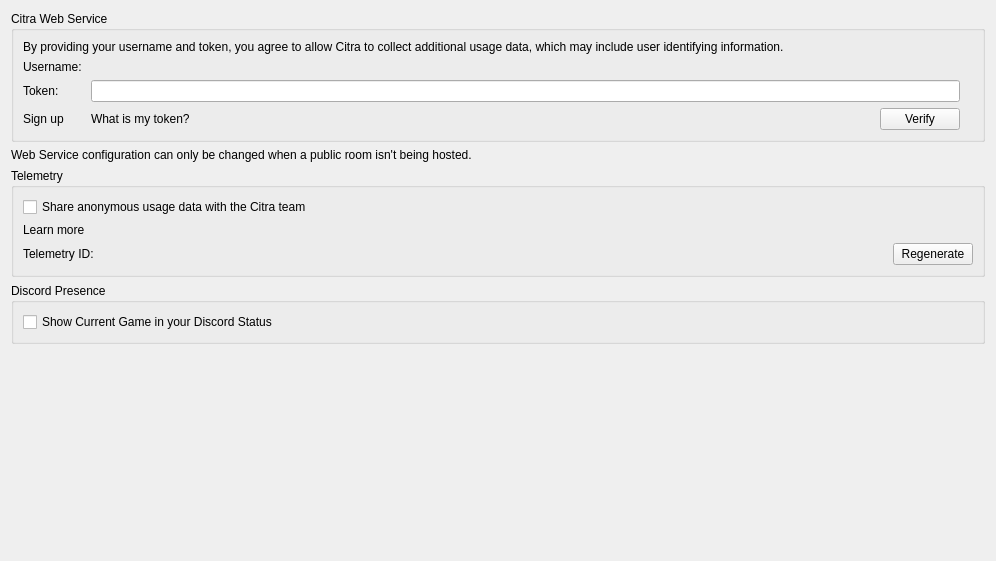
The window that src/citra_qt/configuration/configure_web.ui (PabloMK7/citra) describes before a commit, drawn with Qt 5.
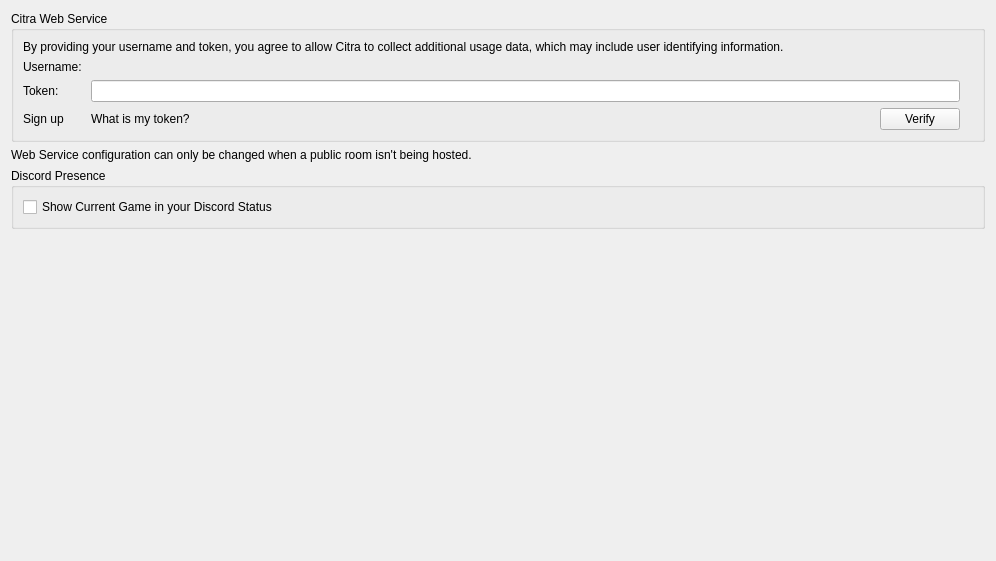
The same window after the commit.

Commit message: remove the telemetry except from the renderers as I'm not being capable to remove it from there

```diff
--- a/src/citra_qt/configuration/configure_web.ui
+++ b/src/citra_qt/configuration/configure_web.ui
@@ -119,56 +119,6 @@
        </property>
       </widget>
      </item>
-     <item>
-      <widget class="QGroupBox" name="groupBox">
-       <property name="title">
-        <string>Telemetry</string>
-       </property>
-       <layout class="QVBoxLayout" name="verticalLayout_2">
-        <item>
-         <widget class="QCheckBox" name="toggle_telemetry">
-          <property name="text">
-           <string>Share anonymous usage data with the Citra team</string>
-          </property>
-         </widget>
-        </item>
-        <item>
-         <widget class="QLabel" name="telemetry_learn_more">
-          <property name="text">
-           <string>Learn more</string>
-          </property>
-         </widget>
-        </item>
-        <item>
-         <layout class="QGridLayout" name="gridLayoutTelemetryId">
-          <item row="0" column="0">
-           <widget class="QLabel" name="label_telemetry_id">
-            <property name="text">
-             <string>Telemetry ID:</string>
-            </property>
-           </widget>
-          </item>
-          <item row="0" column="1">
-           <widget class="QPushButton" name="button_regenerate_telemetry_id">
-            <property name="sizePolicy">
-             <sizepolicy hsizetype="Fixed" vsizetype="Fixed">
-              <horstretch>0</horstretch>
-              <verstretch>0</verstretch>
-             </sizepolicy>
-            </property>
-            <property name="layoutDirection">
-             <enum>Qt::RightToLeft</enum>
-            </property>
-            <property name="text">
-             <string>Regenerate</string>
-            </property>
-           </widget>
-          </item>
-         </layout>
-        </item>
-       </layout>
-      </widget>
-     </item>
     </layout>
    </item>
    <item>
```
The commit also changes 19 other files.
